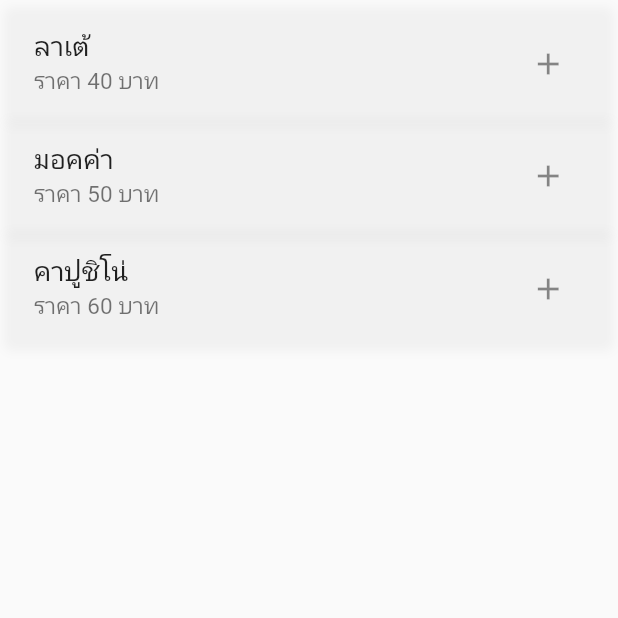
After one commit to NiebAnupat/ProjectCafe-Flutter, a Flutter app: the MenuPage screen opened directly, on a phone screen of 412 x 824 dp, the top half of it. The commit adds this screen. Run offline on Flutter 3.47's test engine with Material 2 defaults, Android fonts, the phone set to English and light mode, and no system bars; our stand-ins replace google_fonts.

```diff
--- /dev/null
+++ b/lib/components/menuList.dart
@@ -0,0 +1,79 @@
+import 'package:flutter/material.dart';
+import 'package:google_fonts/google_fonts.dart ';
+import 'menuCafe.dart';
+
+//Menu list
+List<menuCafe> menu = [
+  menuCafe("ลาเต้", "40"),
+  menuCafe("มอคค่า", "50"),
+  menuCafe("คาปูชิโน่", "60"),
+];
+
+class MenuList extends StatelessWidget {
+  const MenuList({super.key});
+
+  @override
+  Widget build(BuildContext context) {
+    return content();
+  }
+
+  Widget content() {
+    return Padding(
+      padding: const EdgeInsets.all(5),
+      child: ListView.builder(
+        itemCount: menu.length,
+        itemBuilder: (context, i) {
+          menuCafe food = menu[i];
+          return Container(
+            decoration: BoxDecoration(
+              borderRadius: BorderRadius.circular(5),
+              boxShadow: [
+                BoxShadow(
+                  color: Colors.grey.withOpacity(0.1),
+                  spreadRadius: 2,
+                  blurRadius: 5,
+                  offset: Offset(0, 2),
+                ),
+              ],
+            ),
+            child: Padding(
+              padding: const EdgeInsets.all(1.5),
+              child: ListTile(
+                title: Text(food.name,
+                    style: GoogleFonts.notoSansThai(fontSize: 18)),
+                subtitle: Text(
+                  "ราคา " + food.price + " บาท",
+                  style: GoogleFonts.notoSansThai(fontSize: 15),
+                ),
+
+                // Add menu button
+                trailing: IconButton(
+                  onPressed: () {},
+                  icon: Icon(Icons.add),
+                ),
+              ),
+            ),
+          );
+
+          // Card(
+          //   color: Colors.brown[200],
+          //   child: Padding(
+          //     padding: const EdgeInsets.all(1.5),
+          //     child: ListTile(
+          //       title: Text(food.name, style: TextStyle(fontSize: 18)),
+          //       subtitle: Text("ราคา " + food.price + " บาท",
+          //           style: TextStyle(fontSize: 15)),
+
+          //       // Add menu button
+          //       trailing: IconButton(
+          //         onPressed: () {},
+          //         icon: Icon(Icons.add),
+          //       ),
+          //     ),
+          //   ),
+          // );
+        },
+      ),
+    );
+  }
+}
```
Also changed, not shown: lib/components/historyList.dart (+14 -0 lines), lib/components/ordersList.dart (+15 -0 lines), lib/pages/menuPage.dart (+3 -69 lines).
